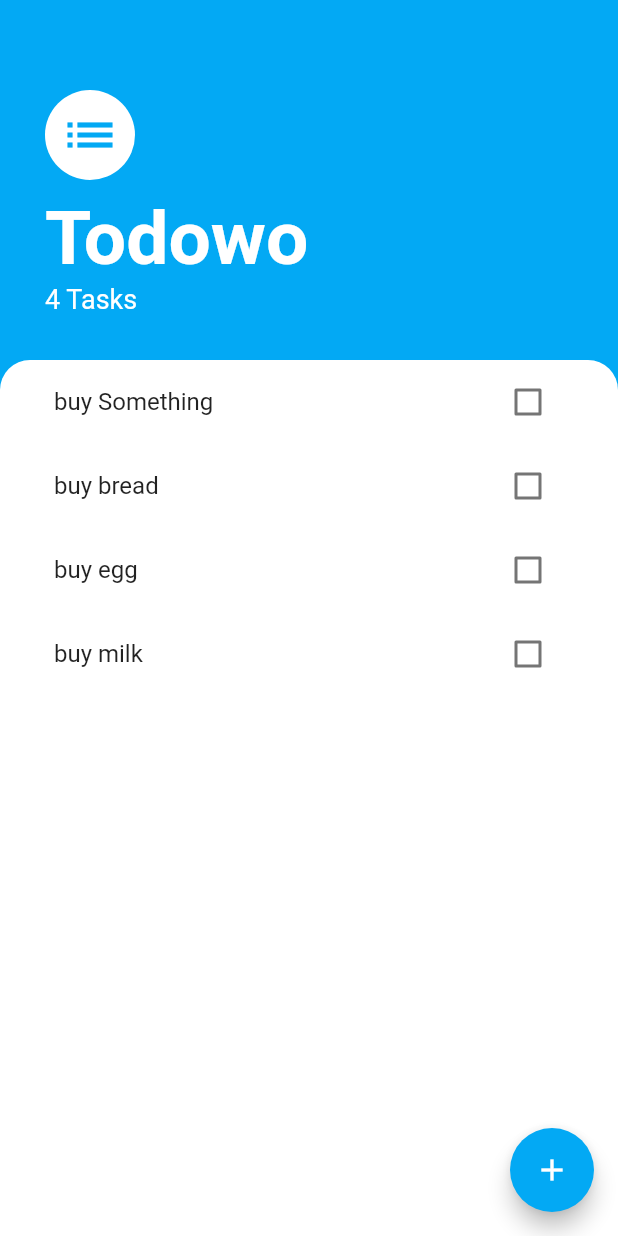
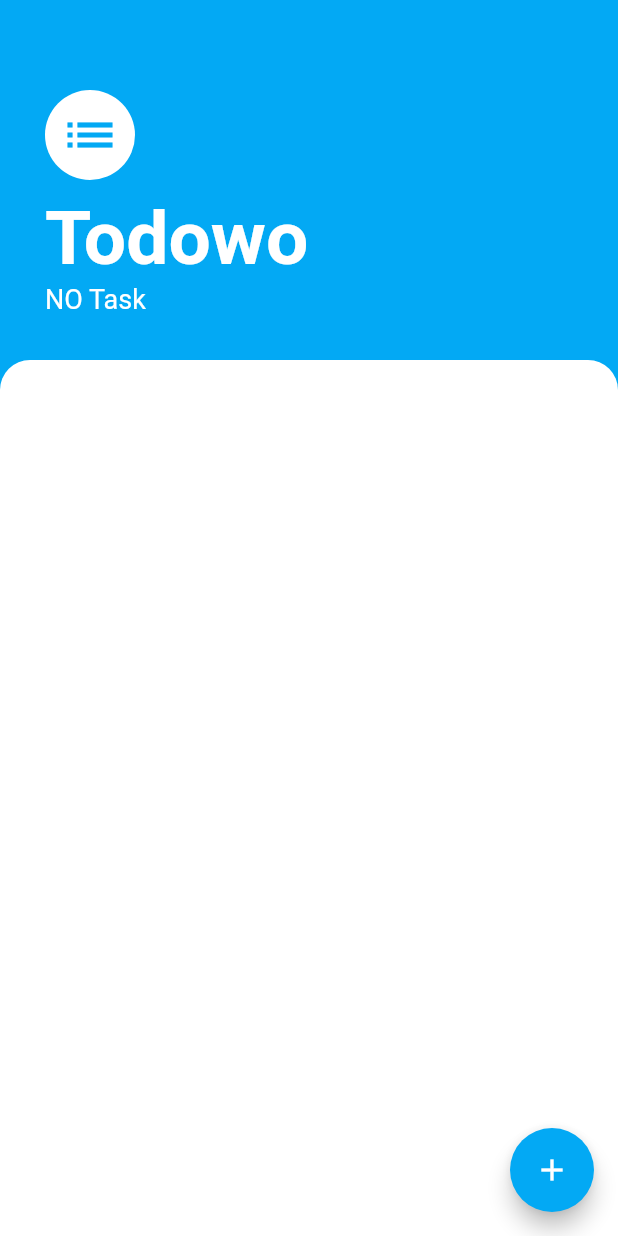
Before and after one commit to AleemAlam/todowo_app, a Flutter app: the screen it shows after launch, on a phone screen of 412 x 824 dp. Run offline on Flutter 3.47's test engine with Material 2 defaults, Android fonts, the phone set to English and light mode, and no system bars.

```diff
--- a/lib/data/task_data.dart
+++ b/lib/data/task_data.dart
@@ -3,12 +3,7 @@ import 'package:flutter/cupertino.dart';
 import 'package:todowo/components/task.dart';
 
 class TaskData extends ChangeNotifier {
-  List<Task> _tasks = [
-    Task(name: "buy Something"),
-    Task(name: "buy bread"),
-    Task(name: "buy egg"),
-    Task(name: "buy milk"),
-  ];
+  List<Task> _tasks = [];
 
   UnmodifiableListView<Task> get tasks {
     return UnmodifiableListView(_tasks);
```
Also changed, not shown: 37 other files.
